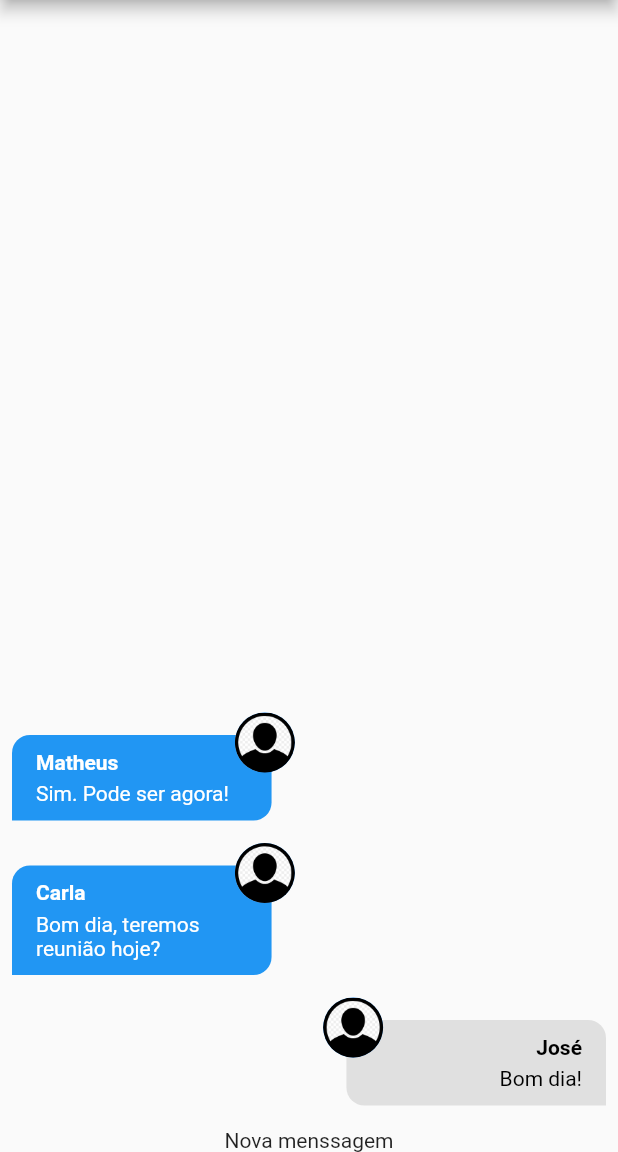
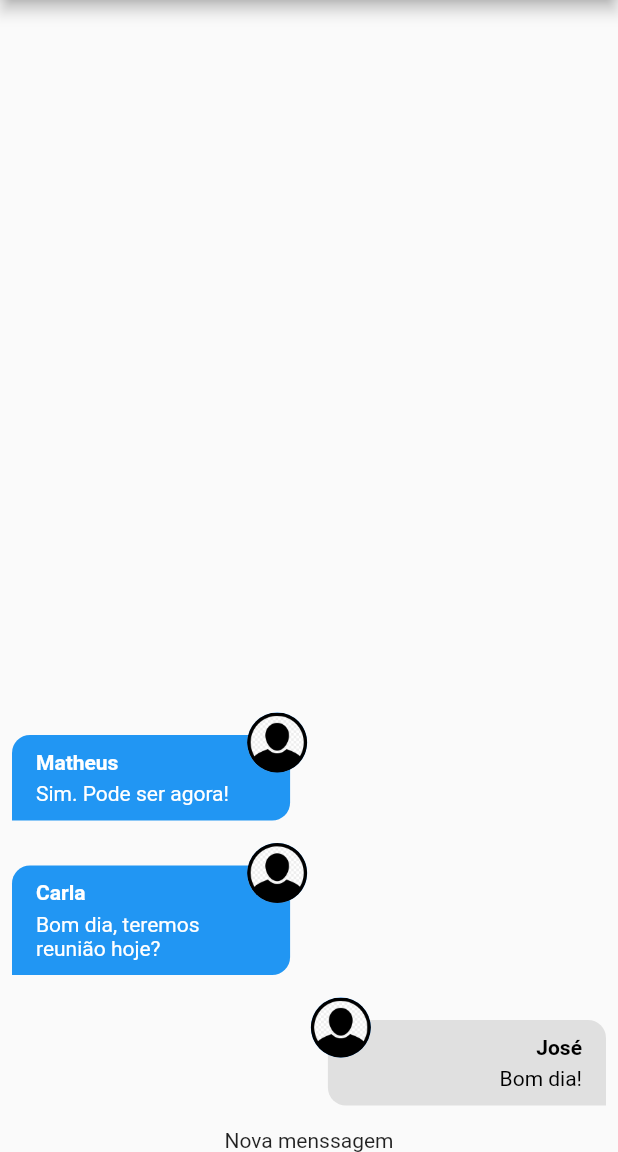
Before and after one commit to JFmaia/flutchat, a Flutter app: the screen it shows after launch, on a phone screen of 412 x 824 dp, the part 84-1236 px from its top. Run offline on Flutter 3.47's test engine with Material 2 defaults, Android fonts, the phone set to English and light mode, and no system bars; our stand-ins replace image_picker; accounts and stored records are empty.

Commit message:
Modified File
Modificando as pocentagens de posicionamento do avatar da menssagem e a largura da menssagem.

```diff
--- a/flutchat/lib/components/message_bubble.dart
+++ b/flutchat/lib/components/message_bubble.dart
@@ -45,7 +45,7 @@ class MessageBubble extends StatelessWidget {
               belongsToMe ? MainAxisAlignment.end : MainAxisAlignment.start,
           children: [
             Container(
-              width: mediaQuery.width * 0.42,
+              width: mediaQuery.width * 0.45,
               padding: EdgeInsets.symmetric(
                 vertical: 10,
                 horizontal: 16,
@@ -96,8 +96,8 @@ class MessageBubble extends StatelessWidget {
         ),
         Positioned(
           top: 0,
-          left: belongsToMe ? null : mediaQuery.width * 0.38,
-          right: belongsToMe ? mediaQuery.width * 0.38 : null,
+          left: belongsToMe ? null : mediaQuery.width * 0.40,
+          right: belongsToMe ? mediaQuery.width * 0.40 : null,
           child: _showUserImage(message.userImageURL),
         ),
       ],
```
